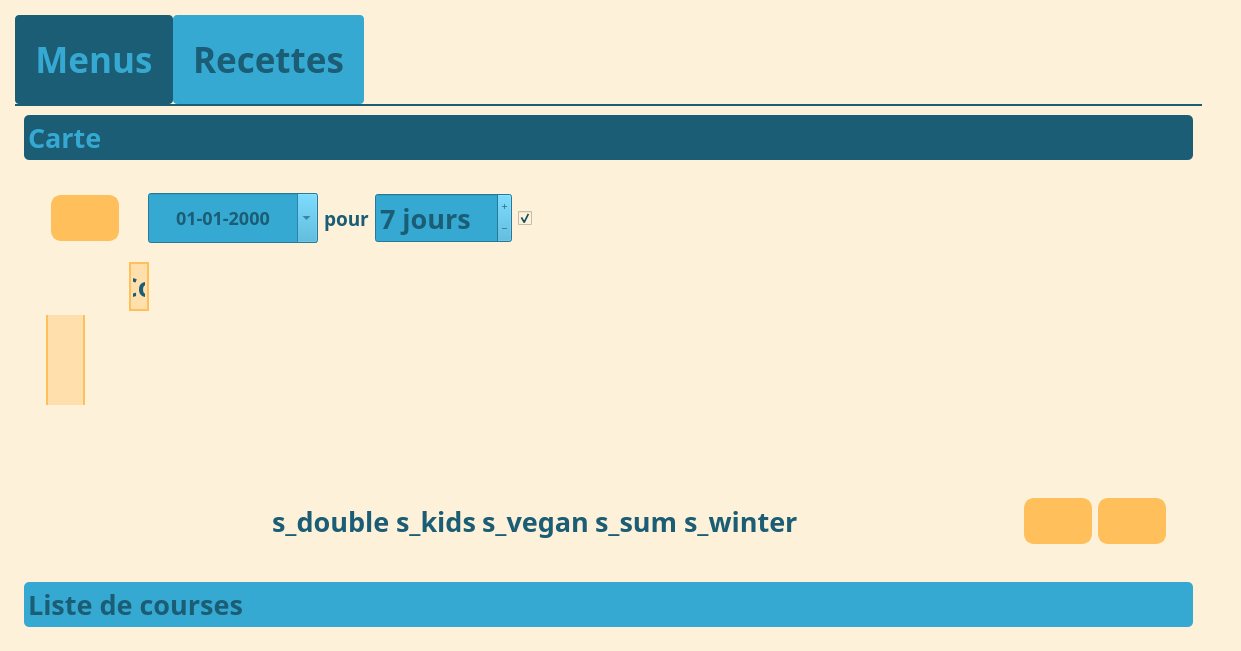
The window that UI/Main_Window.ui (juvarlet/a_table) describes before a commit, drawn with Qt 5.
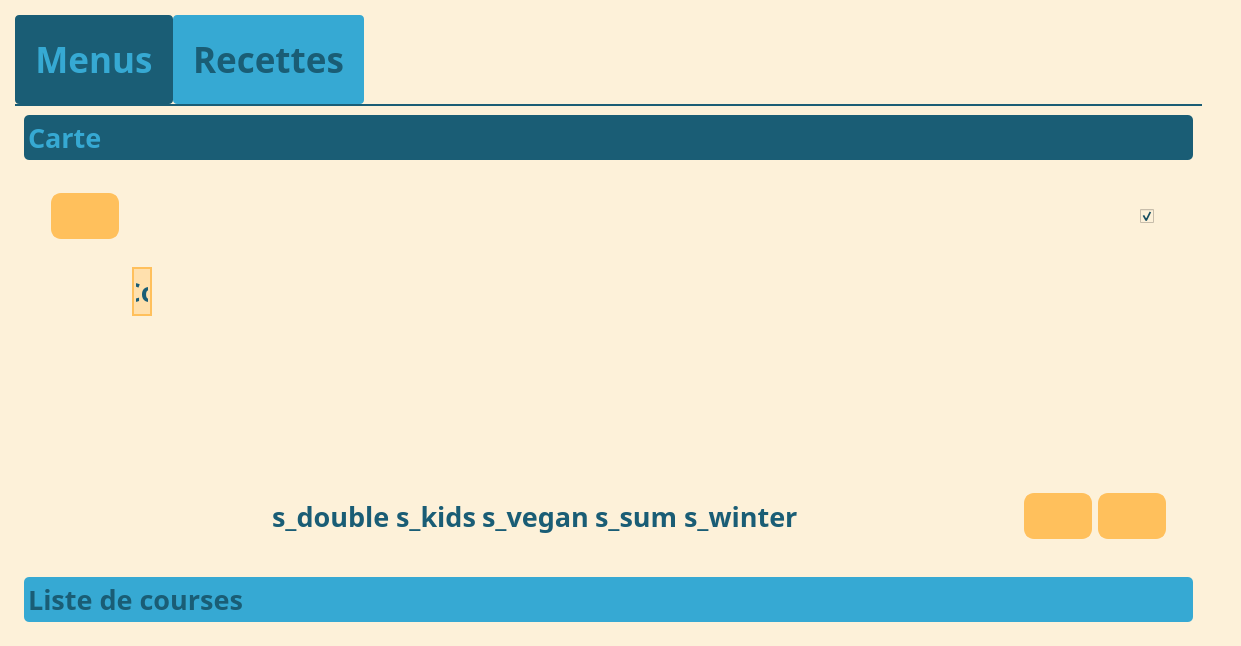
The same window after the commit. Icons and pictures are not drawn.

```diff
--- a/UI/Main_Window.ui
+++ b/UI/Main_Window.ui
@@ -10,7 +10,7 @@
     <x>0</x>
     <y>0</y>
     <width>1206</width>
-    <height>651</height>
+    <height>646</height>
    </rect>
   </property>
   <property name="windowTitle">
@@ -734,7 +734,7 @@
                 <x>0</x>
                 <y>0</y>
                 <width>1132</width>
-                <height>435</height>
+                <height>430</height>
                </rect>
               </property>
               <attribute name="label">
@@ -750,91 +750,8 @@
                   <enum>QFrame::Raised</enum>
                  </property>
                  <layout class="QGridLayout" name="gridLayout_10">
-                  <item row="1" column="0">
-                   <widget class="QTableWidget" name="tW_menu">
-                    <property name="mouseTracking">
-                     <bool>true</bool>
-                    </property>
-                    <property name="frameShape">
-                     <enum>QFrame::NoFrame</enum>
-                    </property>
-                    <property name="lineWidth">
-                     <number>0</number>
-                    </property>
-                    <property name="editTriggers">
-                     <set>QAbstractItemView::AnyKeyPressed|QAbstractItemView::EditKeyPressed</set>
-                    </property>
-                    <property name="dragEnabled">
-                     <bool>true</bool>
-                    </property>
-                    <property name="dragDropOverwriteMode">
-                     <bool>false</bool>
-                    </property>
-                    <property name="dragDropMode">
-                     <enum>QAbstractItemView::InternalMove</enum>
-                    </property>
-                    <property name="selectionMode">
-                     <enum>QAbstractItemView::SingleSelection</enum>
-                    </property>
-                    <property name="iconSize">
-                     <size>
-                      <width>60</width>
-                      <height>60</height>
-                     </size>
-                    </property>
-                    <property name="textElideMode">
-                     <enum>Qt::ElideMiddle</enum>
-                    </property>
-                    <property name="showGrid">
-                     <bool>false</bool>
-                    </property>
-                    <row>
-                     <property name="text">
-                      <string>Midi</string>
-                     </property>
-                     <property name="font">
-                      <font>
-                       <family>Poiret One</family>
-                       <weight>75</weight>
-                       <bold>true</bold>
-                      </font>
-                     </property>
-                     <property name="textAlignment">
-                      <set>AlignCenter</set>
-                     </property>
-                    </row>
-                    <row>
-                     <property name="text">
-                      <string>Soir</string>
-                     </property>
-                     <property name="font">
-                      <font>
-                       <family>Poiret One</family>
-                       <weight>75</weight>
-                       <bold>true</bold>
-                      </font>
-                     </property>
-                     <property name="textAlignment">
-                      <set>AlignCenter</set>
-                     </property>
-                    </row>
-                    <row>
-                     <property name="text">
-                      <string/>
-                     </property>
-                     <property name="textAlignment">
-                      <set>AlignCenter</set>
-                     </property>
-                    </row>
-                    <column>
-                     <property name="text">
-                      <string>New Column</string>
-                     </property>
-                    </column>
-                   </widget>
-                  </item>
                   <item row="0" column="0">
-                   <widget class="QFrame" name="frame_2">
+                   <widget class="QFrame" name="frame_top_actions">
                     <property name="frameShape">
                      <enum>QFrame::NoFrame</enum>
                     </property>
@@ -842,120 +759,23 @@
                      <enum>QFrame::Raised</enum>
                     </property>
                     <layout class="QGridLayout" name="gridLayout_13">
-                     <item row="0" column="4">
-                      <widget class="QSpinBox" name="sB_days">
-                       <property name="minimumSize">
-                        <size>
-                         <width>0</width>
-                         <height>50</height>
-                        </size>
-                       </property>
-                       <property name="buttonSymbols">
-                        <enum>QAbstractSpinBox::PlusMinus</enum>
-                       </property>
-                       <property name="keyboardTracking">
-                        <bool>false</bool>
-                       </property>
-                       <property name="suffix">
-                        <string> jours</string>
-                       </property>
-                       <property name="value">
-                        <number>7</number>
-                       </property>
-                      </widget>
-                     </item>
-                     <item row="0" column="1">
-                      <widget class="QLabel" name="label_date">
-                       <property name="text">
-                        <string/>
-                       </property>
-                       <property name="pixmap">
-                        <pixmap>images/icon_date_3colors_t_LD.png</pixmap>
-                       </property>
-                       <property name="textInteractionFlags">
-                        <set>Qt::LinksAccessibleByMouse|Qt::TextSelectableByMouse</set>
-                       </property>
-                      </widget>
-                     </item>
-                     <item row="0" column="0">
-                      <widget class="QPushButton" name="pB_new_menu_2">
-                       <property name="font">
-                        <font>
-                         <family>Poiret One</family>
-                         <pointsize>-1</pointsize>
-                         <weight>75</weight>
-                         <italic>false</italic>
-                         <bold>true</bold>
-                        </font>
-                       </property>
-                       <property name="toolTip">
-                        <string>Nouvelle carte</string>
-                       </property>
-                       <property name="text">
-                        <string/>
-                       </property>
-                       <property name="iconSize">
-                        <size>
-                         <width>50</width>
-                         <height>50</height>
-                        </size>
-                       </property>
-                      </widget>
-                     </item>
-                     <item row="0" column="2">
-                      <widget class="QDateEdit" name="dateEdit_2">
-                       <property name="minimumSize">
-                        <size>
-                         <width>170</width>
-                         <height>50</height>
-                        </size>
-                       </property>
-                       <property name="font">
-                        <font>
-                         <family>Poiret One</family>
-                         <pointsize>-1</pointsize>
-                         <weight>75</weight>
-                         <italic>false</italic>
-                         <bold>true</bold>
-                        </font>
-                       </property>
-                       <property name="styleSheet">
-                        <string notr="true"/>
-                       </property>
-                       <property name="wrapping">
-                        <bool>true</bool>
-                       </property>
-                       <property name="alignment">
-                        <set>Qt::AlignCenter</set>
-                       </property>
-                       <property name="buttonSymbols">
-                        <enum>QAbstractSpinBox::NoButtons</enum>
-                       </property>
-                       <property name="displayFormat">
-                        <string>dd-MM-yyyy</string>
-                       </property>
-                       <property name="calendarPopup">
-                        <bool>true</bool>
-                       </property>
-                      </widget>
-                     </item>
                      <item row="0" column="3">
-                      <widget class="QLabel" name="label_9">
-                       <property name="font">
-                        <font>
-                         <family>Poiret One</family>
-                         <pointsize>14</pointsize>
-                         <weight>75</weight>
-                         <italic>false</italic>
-                         <bold>true</bold>
-                        </font>
+                      <spacer name="horizontalSpacer_3">
+                       <property name="orientation">
+                        <enum>Qt::Horizontal</enum>
                        </property>
-                       <property name="text">
-                        <string>pour</string>
+                       <property name="sizeHint" stdset="0">
+                        <size>
+                         <width>40</width>
+                         <height>20</height>
+                        </size>
                        </property>
-                      </widget>
+                      </spacer>
                      </item>
-                     <item row="0" column="5">
+                     <item row="0" column="2">
+                      <layout class="QVBoxLayout" name="vL_time"/>
+                     </item>
+                     <item row="0" column="4">
                       <widget class="QCheckBox" name="cB_restes_2">
                        <property name="font">
                         <font>
@@ -977,8 +797,37 @@
                        </property>
                       </widget>
                      </item>
-                     <item row="0" column="7">
-                      <spacer name="horizontalSpacer_3">
+                     <item row="0" column="0">
+                      <widget class="QPushButton" name="pB_new_menu_2">
+                       <property name="font">
+                        <font>
+                         <family>Poiret One</family>
+                         <pointsize>-1</pointsize>
+                         <weight>75</weight>
+                         <italic>false</italic>
+                         <bold>true</bold>
+                        </font>
+                       </property>
+                       <property name="toolTip">
+                        <string>Nouvelle carte</string>
+                       </property>
+                       <property name="text">
+                        <string/>
+                       </property>
+                       <property name="icon">
+                        <iconset>
+                         <normaloff>images/icon_cover_3colors_new.png</normaloff>images/icon_cover_3colors_new.png</iconset>
+                       </property>
+                       <property name="iconSize">
+                        <size>
+                         <width>50</width>
+                         <height>50</height>
+                        </size>
+                       </property>
+                      </widget>
+                     </item>
+                     <item row="0" column="1">
+                      <spacer name="horizontalSpacer_5">
                        <property name="orientation">
                         <enum>Qt::Horizontal</enum>
                        </property>
@@ -1134,6 +983,130 @@
                     </layout>
                    </widget>
                   </item>
+                  <item row="1" column="0">
+                   <widget class="QFrame" name="frame_2">
+                    <property name="frameShape">
+                     <enum>QFrame::NoFrame</enum>
+                    </property>
+                    <property name="frameShadow">
+                     <enum>QFrame::Raised</enum>
+                    </property>
+                    <layout class="QGridLayout" name="gridLayout_4">
+                     <item row="0" column="1">
+                      <widget class="QTableWidget" name="tW_menu">
+                       <property name="mouseTracking">
+                        <bool>true</bool>
+                       </property>
+                       <property name="frameShape">
+                        <enum>QFrame::NoFrame</enum>
+                       </property>
+                       <property name="lineWidth">
+                        <number>0</number>
+                       </property>
+                       <property name="editTriggers">
+                        <set>QAbstractItemView::AnyKeyPressed|QAbstractItemView::EditKeyPressed</set>
+                       </property>
+                       <property name="dragEnabled">
+                        <bool>true</bool>
+                       </property>
+                       <property name="dragDropOverwriteMode">
+                        <bool>false</bool>
+                       </property>
+                       <property name="dragDropMode">
+                        <enum>QAbstractItemView::InternalMove</enum>
+                       </property>
+                       <property name="selectionMode">
+                        <enum>QAbstractItemView::SingleSelection</enum>
+                       </property>
+                       <property name="iconSize">
+                        <size>
+                         <width>60</width>
+                         <height>60</height>
+                        </size>
+                       </property>
+                       <property name="textElideMode">
+                        <enum>Qt::ElideMiddle</enum>
+                       </property>
+                       <property name="showGrid">
+                        <bool>false</bool>
+                       </property>
+                       <attribute name="verticalHeaderVisible">
+                        <bool>false</bool>
+                       </attribute>
+                       <row>
+                        <property name="text">
+                         <string>Midi</string>
+                        </property>
+                        <property name="font">
+                         <font>
+                          <family>Poiret One</family>
+                          <weight>75</weight>
+                          <bold>true</bold>
+                         </font>
+                        </property>
+                        <property name="textAlignment">
+                         <set>AlignCenter</set>
+                        </property>
+                       </row>
+                       <row>
+                        <property name="text">
+                         <string>Soir</string>
+                        </property>
+                        <property name="font">
+                         <font>
+                          <family>Poiret One</family>
+                          <weight>75</weight>
+                          <bold>true</bold>
+                         </font>
+                        </property>
+                        <property name="textAlignment">
+                         <set>AlignCenter</set>
+                        </property>
+                       </row>
+                       <row>
+                        <property name="text">
+                         <string/>
+                        </property>
+                        <property name="textAlignment">
+                         <set>AlignCenter</set>
+                        </property>
+                       </row>
+                       <column>
+                        <property name="text">
+                         <string>New Column</string>
+                        </property>
+                       </column>
+                      </widget>
+                     </item>
+                     <item row="0" column="0">
+                      <widget class="QFrame" name="frame_3">
+                       <property name="frameShape">
+                        <enum>QFrame::NoFrame</enum>
+                       </property>
+                       <property name="frameShadow">
+                        <enum>QFrame::Raised</enum>
+                       </property>
+                       <layout class="QGridLayout" name="gridLayout_5">
+                        <item row="0" column="0">
+                         <widget class="QLabel" name="label_lunch">
+                          <property name="text">
+                           <string/>
+                          </property>
+                         </widget>
+                        </item>
+                        <item row="1" column="0">
+                         <widget class="QLabel" name="label_dinner">
+                          <property name="text">
+                           <string/>
+                          </property>
+                         </widget>
+                        </item>
+                       </layout>
+                      </widget>
+                     </item>
+                    </layout>
+                   </widget>
+                  </item>
                  </layout>
                 </widget>
                </item>
```
Left out of the diff: 101 changed lines with no effect on the pictures.
